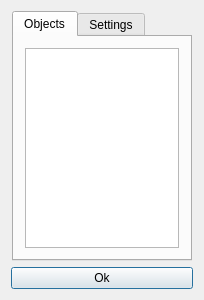
Hary309/PKCreator, file src/PK Creator/SceneWindow.ui: the form before one commit.
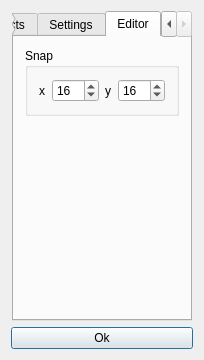
The form after the commit. The open tabs and pages were chosen to show the change.

Diff of the .ui file:
```diff
--- a/src/PK Creator/SceneWindow.ui
+++ b/src/PK Creator/SceneWindow.ui
@@ -7,7 +7,7 @@
     <x>0</x>
     <y>0</y>
     <width>204</width>
-    <height>300</height>
+    <height>360</height>
    </rect>
   </property>
   <property name="minimumSize">
@@ -89,6 +89,69 @@
          </item>
         </layout>
        </widget>
+       <widget class="QWidget" name="EditorTab">
+        <attribute name="title">
+         <string>Editor</string>
+        </attribute>
+        <layout class="QVBoxLayout" name="verticalLayout_3">
+         <item>
+          <widget class="QGroupBox" name="groupBox">
+           <property name="title">
+            <string>Snap</string>
+           </property>
+           <layout class="QHBoxLayout" name="horizontalLayout_4">
+            <item>
+             <widget class="QLabel" name="xLabel">
+              <property name="text">
+               <string>x</string>
+              </property>
+             </widget>
+            </item>
+            <item>
+             <widget class="QSpinBox" name="spinBox">
+              <property name="maximum">
+               <number>999</number>
+              </property>
+              <property name="value">
+               <number>16</number>
+              </property>
+             </widget>
+            </item>
+            <item>
+             <widget class="QLabel" name="yLabel">
+              <property name="text">
+               <string>y</string>
+              </property>
+             </widget>
+            </item>
+            <item>
+             <widget class="QSpinBox" name="spinBox_2">
+              <property name="maximum">
+               <number>999</number>
+              </property>
+              <property name="value">
+               <number>16</number>
+              </property>
+             </widget>
+            </item>
+           </layout>
+          </widget>
+         </item>
+         <item>
+          <spacer name="verticalSpacer_2">
+           <property name="orientation">
+            <enum>Qt::Vertical</enum>
+           </property>
+           <property name="sizeHint" stdset="0">
+            <size>
+             <width>20</width>
+             <height>205</height>
+            </size>
+           </property>
+          </spacer>
+         </item>
+        </layout>
+       </widget>
       </widget>
      </item>
     </layout>
```
